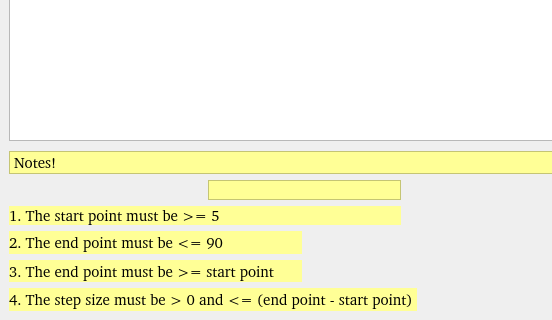
The window that UI/DAQ_Tool/MS/intervals.ui (SESAME-Synchrotron/MS-XPD-ScanTool) describes before a commit, drawn with Qt 5; both pictures show x 0 to 552 and y 169 to 489 of the 1220 by 489 pixel window.
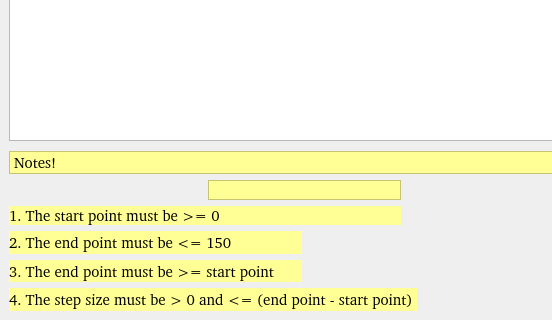
The same window after the commit. Custom widgets are drawn as their Qt base class.

Commit message: modify interval (start & end) values, fix validation bug, and enhancements

What changed in the file:
```diff
--- a/UI/DAQ_Tool/MS/intervals.ui
+++ b/UI/DAQ_Tool/MS/intervals.ui
@@ -258,7 +258,7 @@
          <string notr="true">background-color: rgb(255, 255, 150);</string>
         </property>
         <property name="text">
-         <string>1. The start point must be &gt;= 5 </string>
+         <string>1. The start point must be &gt;= 0</string>
         </property>
        </widget>
       </item>
@@ -316,7 +316,7 @@
          <string notr="true">background-color: rgb(255, 255, 150);</string>
         </property>
         <property name="text">
-         <string>2. The end point must be &lt;= 90 </string>
+         <string>2. The end point must be &lt;= 150 </string>
         </property>
        </widget>
       </item>
```
The commit also changes 6 other files.
